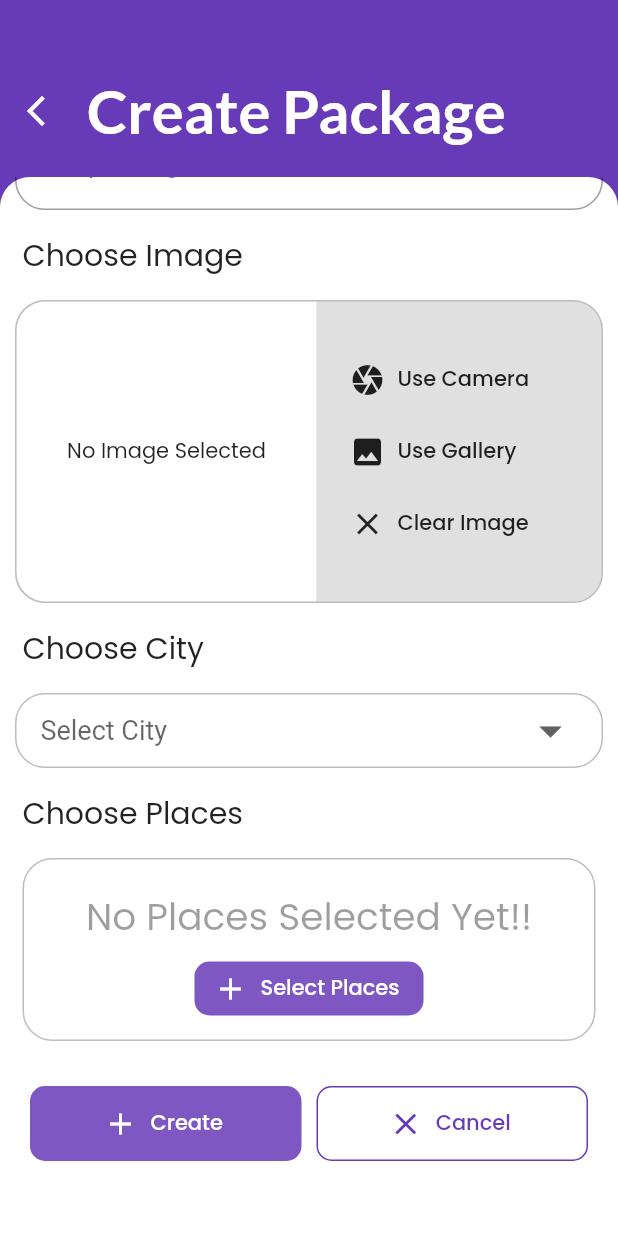
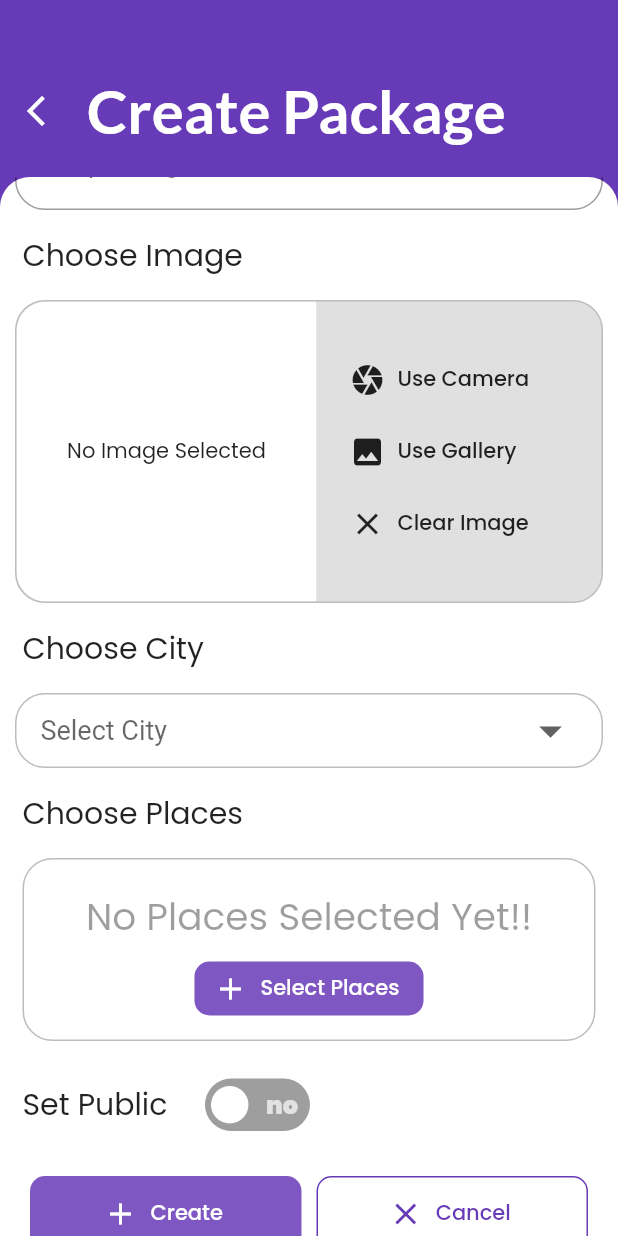
Before and after one commit to GauravChopada/TOYR, a Flutter app: the createPackageScreen screen opened by its route, scrolled down 107 dp, on a phone screen of 412 x 824 dp. Run offline on Flutter 3.47's test engine with Material 2 defaults, Android fonts, the phone set to English and light mode, and no system bars; drawn by our look-alikes of flutter_switch; our stand-ins replace cloud_firestore, firebase_auth, firebase_core, firebase_storage, flutter_advanced_drawer, google_fonts and 3 more; missing offline and left inert: easy_image_viewer; accounts and stored records are empty; network calls fail; key blocks and very long unbroken strings in the code were emptied for the run.

Commit message:
040122 commit

```diff
--- a/lib/Screens/create_Package.dart
+++ b/lib/Screens/create_Package.dart
@@ -4,6 +4,7 @@ import 'package:flutter/rendering.dart';
 import 'package:google_fonts/google_fonts.dart';
 import 'package:toyr2/Screens/home_page.dart';
 import 'package:toyr2/Widget/place_Widget.dart';
+import 'package:flutter_switch/flutter_switch.dart';
 import '../Widget/image_Picker.dart';
 import 'package:image_picker/image_picker.dart';
 import 'package:cloud_firestore/cloud_firestore.dart';
@@ -29,8 +30,9 @@ class _createPackageScreenState extends State<createPackageScreen> {
   final GlobalKey<FormState> _formkey = GlobalKey();
   List listItem = ['Surat', 'Ahmedabad', 'Kutch'];
   List<String> listOfPlaces = new List<String>.empty(growable: true);
-  List<String>? finalSelectedPlaces = new List<String>.empty(growable: true);
+  List<dynamic>? finalSelectedPlaces = new List<dynamic>.empty(growable: true);
   bool _isLoading = false;
+  bool _isPublic = false;
   @override
   void _ImagePicker(File? image) {
     _pickedImage = image;
@@ -54,7 +56,7 @@ class _createPackageScreenState extends State<createPackageScreen> {
 
   void _saveForm() async {
     // FocusScope.of(context).unfocus();
-    print(FirebaseAuth.instance.currentUser.uid);
+    print(FirebaseAuth.instance.currentUser!.uid);
     if (!_formkey.currentState!.validate()) {
       return;
     }
@@ -82,17 +84,22 @@ class _createPackageScreenState extends State<createPackageScreen> {
           .child('packages/' + id + '/packageDP/')
           .child(_packageName.toString() + '.jpg');
 
-      await ref.putFile(_pickedImage).onComplete;
+      final uploadtask = ref.putFile(_pickedImage!);
+      var url = (await uploadtask).ref.getDownloadURL();
 
-      var url = await ref.getDownloadURL();
+      // var url = await ref.getDownloadURL();
+      // print('isPublic' + _isPublic.toString());
+      // print('user' + FirebaseAuth.instance.currentUser.email);
 
-      await Firestore.instance.collection('packages').document(id).setData({
+      await FirebaseFirestore.instance.collection('packages').doc(id).set({
         'packageName': _packageName,
         'imgUrl': url,
         'city': valueChoose,
+        'isPublic': _isPublic,
         'createdAt': Timestamp.now(),
-        'createdBy': 'Xenongroot@gmail.com',
-        'places': FieldValue.arrayUnion(finalSelectedPlaces),
+        'views': 0,
+        'createdBy': FirebaseAuth.instance.currentUser!.email,
+        'places': FieldValue.arrayUnion(finalSelectedPlaces!),
         'memories': FieldValue.arrayUnion(new List.empty())
       });
 
@@ -624,12 +631,12 @@ class _createPackageScreenState extends State<createPackageScreen> {
                                                             builder: (_) {
                                                               bool firstTime =
                                                                   true;
-                                                              List<String>?
+                                                              List<dynamic>?
                                                                   selectedPlaces =
                                                                   finalSelectedPlaces ==
                                                                           null
                                                                       ? new List<
-                                                                              String>.empty(
+                                                                              dynamic>.empty(
                                                                           growable:
                                                                               true)
                                                                       : finalSelectedPlaces;
@@ -673,7 +680,7 @@ class _createPackageScreenState extends State<createPackageScreen> {
                                                                               ),
                                                                               Container(
                                                                                 padding: EdgeInsets.symmetric(horizontal: 10),
-                                                                                height: 380,
+                                                                                height: 360,
                                                                                 child: GridView.builder(
                                                                                     physics: BouncingScrollPhysics(),
                                                                                     gridDelegate: SliverGridDelegateWithFixedCrossAxisCount(crossAxisCount: 2, childAspectRatio: 1, crossAxisSpacing: 10, mainAxisSpacing: 10),
@@ -705,7 +712,7 @@ class _createPackageScreenState extends State<createPackageScreen> {
                                                                                                 child: CircularProgressIndicator(),
                                                                                               );
                                                                                             }
-                                                                                            if (snapshot.data == null && firstTime) {
+                                                                                            if (snapshot.data == null) {
                                                                                               return Center(
                                                                                                 child: Text("just a Sec...."),
                                                                                               );
@@ -856,12 +863,53 @@ class _createPackageScreenState extends State<createPackageScreen> {
                                               ]),
                                             ),
                                             SizedBox(
-                                              height: 30,
+                                              height: 10,
                                             ),
                                           ],
                                         ),
                                       );
                                     }),
+                                    StatefulBuilder(
+                                        builder: (context, setStateFul) {
+                                      return Container(
+                                        padding: EdgeInsets.only(
+                                            left: 15, right: 15),
+                                        alignment: Alignment.centerLeft,
+                                        child: Row(
+                                            // mainAxisAlignment:
+                                            //     MainAxisAlignment.spaceBetween,
+                                            children: [
+                                              Text(
+                                                'Set Public',
+                                                style: TextStyle(fontSize: 20),
+                                              ),
+                                              SizedBox(
+                                                width: 10,
+                                              ),
+                                              Container(
+                                                padding: EdgeInsets.all(5),
+                                                margin: EdgeInsets.all(10),
+                                                child: FlutterSwitch(
+                                                    showOnOff: true,
+                                                    activeText: 'yes',
+                                                    inactiveText: 'no',
+                                                    activeColor: Colors
+                                                        .deepPurple.shade400,
+                                                    value: _isPublic,
+                                                    onToggle: (onToggle) {
+                                                      setStateFul(() {
+                                                        _isPublic = onToggle;
+                                                      });
+                                                    }),
+                                              ),
+                                            ]),
+                                      );
+                                    }),
+                                    SizedBox(
+                                      height: 15,
+                                    ),
+                                    // Switch(
+                                    //     value: true, onChanged: (onChanged) {}),
                                     //-------------------------
                                     Container(
                                       padding:
@@ -917,7 +965,7 @@ class _createPackageScreenState extends State<createPackageScreen> {
                                         ],
                                       ),
                                     ),
-                                    SizedBox(height: 50)
+                                    SizedBox(height: 30)
                                   ],
                                 ),
                               ),
```
Also changed, not shown: lib/Screens/toyr_screen.dart (+178 -150 lines).
